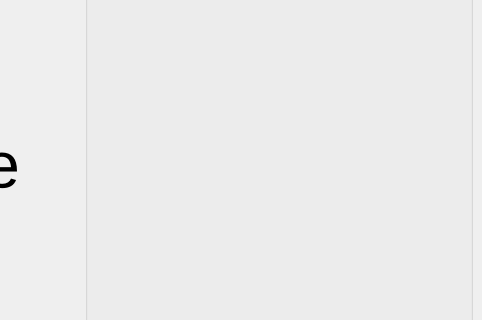
hjnowakowski/music-player, file welcome_window.ui: the form before one commit; both pictures show x 318 to 800 and y 124 to 444 of the 800 by 600 pixel window.
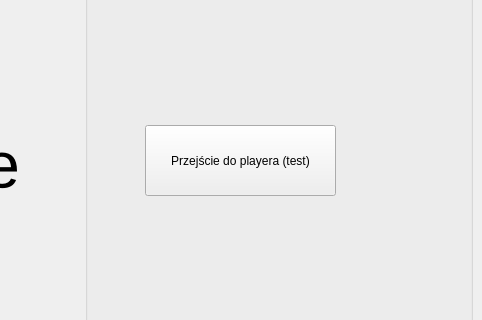
The form after the commit.

Commit message: Dodany prosty player

```diff
--- a/welcome_window.ui
+++ b/welcome_window.ui
@@ -77,6 +77,19 @@
         <string>Zakończ</string>
        </property>
       </widget>
+      <widget class="QPushButton" name="pushButton_player">
+       <property name="geometry">
+        <rect>
+         <x>60</x>
+         <y>240</y>
+         <width>191</width>
+         <height>71</height>
+        </rect>
+       </property>
+       <property name="text">
+        <string>Przejście do playera (test)</string>
+       </property>
+      </widget>
      </widget>
     </item>
    </layout>
```
The commit also changes 6 other files.
